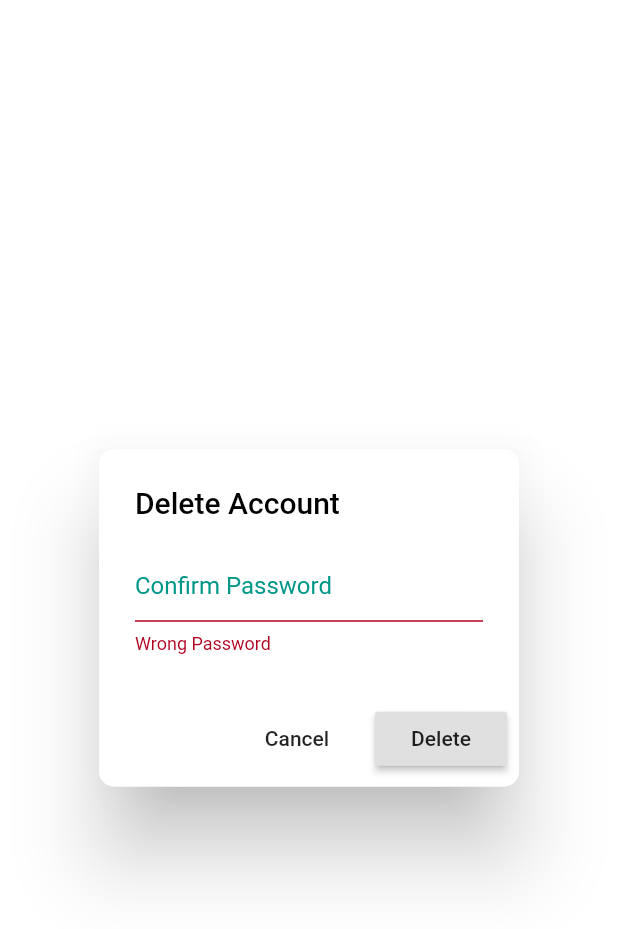
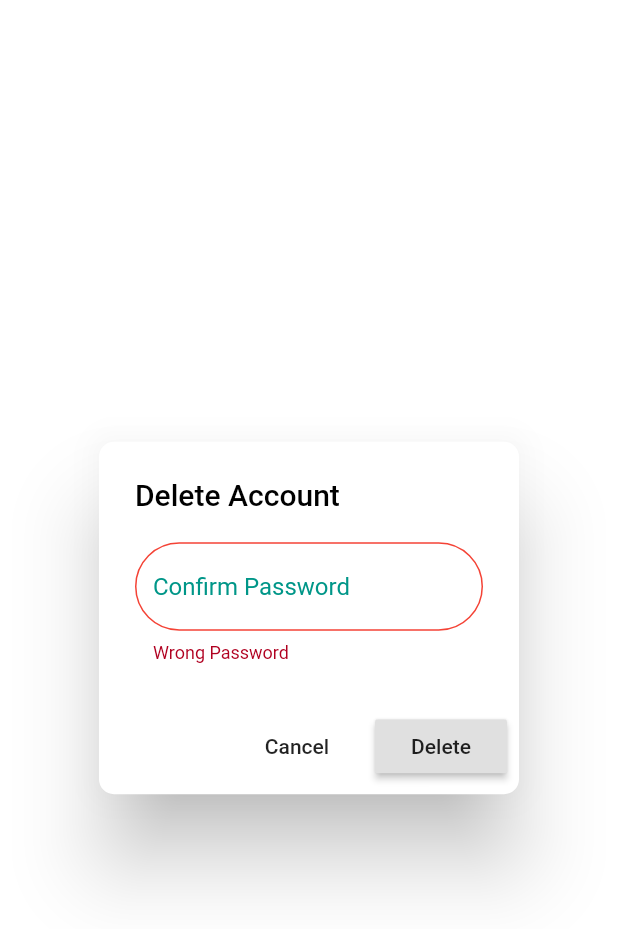
Before and after one commit to shaansubbaiah/Flashcards, a Flutter app: the DeleteAlert widget shown alone on an empty page, opened directly, after a tap on "Delete", on a phone screen of 412 x 824 dp. Shown: the top 929 px of the screen. Run offline on Flutter 3.47's test engine with Material 2 defaults, Android fonts, the phone set to English and light mode, and no system bars; our stand-ins replace animated_splash_screen, charts_flutter, cloud_firestore, curved_navigation_bar, email_validator, firebase_auth and 3 more; accounts and stored records are empty; network calls fail.

```diff
--- a/lib/database.dart
+++ b/lib/database.dart
@@ -79,6 +79,7 @@ class DatabaseService {
 
     print("deleted");
     await userCollection.doc(docRef).delete();
+    return;
   }
 
   //deck list from snapshot
--- a/lib/settings/settings_page.dart
+++ b/lib/settings/settings_page.dart
@@ -253,7 +253,7 @@ class _DeleteAlertState extends State<DeleteAlert> {
 
   void deleteAccount() async {
     if (await checkPassword()) {
-      context.read<AuthService>().deleteUser(passwordController.text);
+      await context.read<AuthService>().deleteUser(passwordController.text);
       Navigator.of(context).pop();
     } else {
       setState(() {
@@ -274,7 +274,7 @@ class _DeleteAlertState extends State<DeleteAlert> {
       ),
       backgroundColor: Theme.of(context).colorScheme.primaryVariant,
       content: SizedBox(
-        height: 70.0,
+        height: 80.0,
         child: Column(
           mainAxisAlignment: MainAxisAlignment.spaceAround,
           children: [
@@ -285,12 +285,24 @@ class _DeleteAlertState extends State<DeleteAlert> {
                 color: Theme.of(context).colorScheme.primary,
               ),
               decoration: InputDecoration(
+                enabledBorder: OutlineInputBorder(
+                  borderRadius: BorderRadius.all(Radius.circular(40.0)),
+                  borderSide:
+                      BorderSide(color: Theme.of(context).colorScheme.primary),
+                ),
                 focusedBorder: OutlineInputBorder(
                   borderSide:
                       BorderSide(color: Theme.of(context).colorScheme.primary),
+                  borderRadius: BorderRadius.all(
+                    Radius.circular(40.0),
+                  ),
                 ),
-                enabledBorder: OutlineInputBorder(
-                  borderRadius: BorderRadius.all(Radius.circular(40.0)),
+                errorBorder: OutlineInputBorder(
+                  borderSide:
+                      BorderSide(color: Theme.of(context).colorScheme.onError),
+                  borderRadius: BorderRadius.all(
+                    Radius.circular(40.0),
+                  ),
                 ),
                 hintText: "Confirm Password",
                 hintStyle:
```
Also changed, not shown: lib/auth_service.dart (+11 -5 lines), lib/settings/edit_user.dart (+18 -0 lines).
